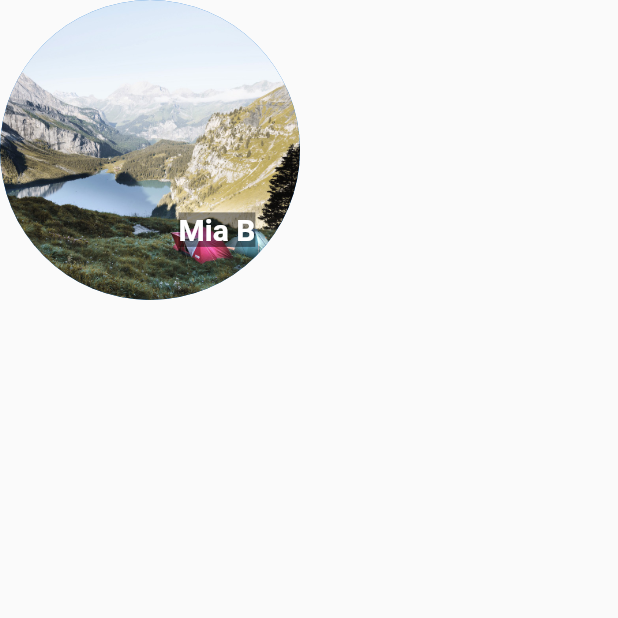
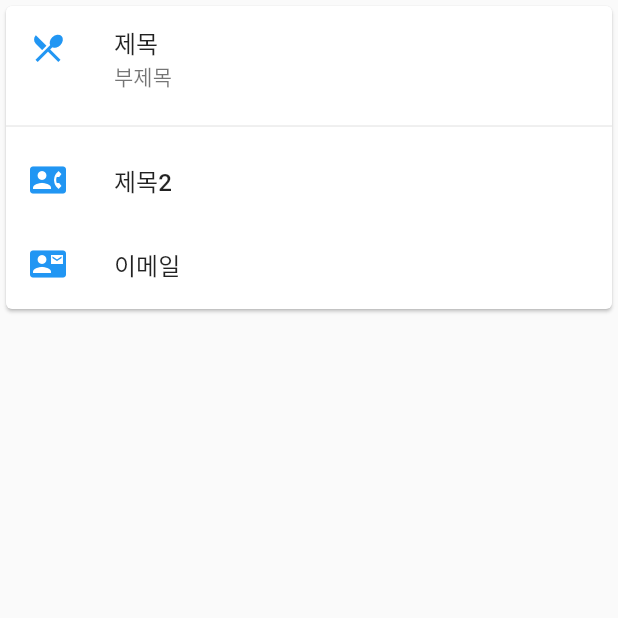
Before and after one commit to dohyun82/flutter-demo, a Flutter app: the screen it shows after launch, on a phone screen of 412 x 824 dp, the top half of it. Run offline on Flutter 3.47's test engine with Material 2 defaults, Android fonts, the phone set to English and light mode, and no system bars; our stand-ins replace get, go_router; missing offline and left inert: dart:ffi.

Commit message:
feat : Card

```diff
--- a/lib/main.dart
+++ b/lib/main.dart
@@ -13,14 +13,23 @@ import 'package:provider/provider.dart';
 
 // 일반적인 위젯들
 
-// Stack
+// Card
 void main() {
   runApp(
     const MaterialApp(
-      home: StackDemo(),
+      home: CardDemo(),
     ),
   );
 }
+
+// Stack
+// void main() {
+//   runApp(
+//     const MaterialApp(
+//       home: StackDemo(),
+//     ),
+//   );
+// }
 
 // ListView
 // void main() {
--- a/lib/ui/CommonLayoutWidgets.dart
+++ b/lib/ui/CommonLayoutWidgets.dart
@@ -1,6 +1,71 @@
 import 'package:flutter/material.dart';
 
 /// 일반적인 레이아웃 위젯들
+
+/// Card
+/// 관련 정보 모음이 포함
+/// 기본 크기는 0,0
+/// 모서리가 둥글고 그림자 효과, 3D 효과
+/// elevation 속성
+/// 스크롤 불가
+/// 머티리얼 라이브러리
+class CardDemo extends StatelessWidget {
+  const CardDemo({Key? key}) : super(key: key);
+
+  @override
+  Widget build(BuildContext context) {
+    return Scaffold(
+      body: SafeArea(
+        child: _buildCard(),
+      ),
+    );
+  }
+
+  Widget _buildCard() {
+    return SizedBox(
+      height: 210,
+      child: Card(
+        child: Column(
+          children: [
+            ListTile(
+              title: const Text(
+                '제목',
+                style: TextStyle(
+                  fontWeight: FontWeight.w500,
+                ),
+              ),
+              subtitle: const Text('부제목'),
+              leading: Icon(
+                Icons.restaurant_menu,
+                color: Colors.blue[500],
+              ),
+            ),
+            const Divider(),
+            ListTile(
+              title: const Text(
+                '제목2',
+                style: TextStyle(
+                  fontWeight: FontWeight.w500,
+                ),
+              ),
+              leading: Icon(
+                Icons.contact_phone,
+                color: Colors.blue[500],
+              ),
+            ),
+            ListTile(
+              title: const Text('이메일'),
+              leading: Icon(
+                Icons.contact_mail,
+                color: Colors.blue[500],
+              ),
+            ),
+          ],
+        ),
+      ),
+    );
+  }
+}
 
 /// Stack
 /// 기본 위젯과 겹치 도록 배치 가능
```
